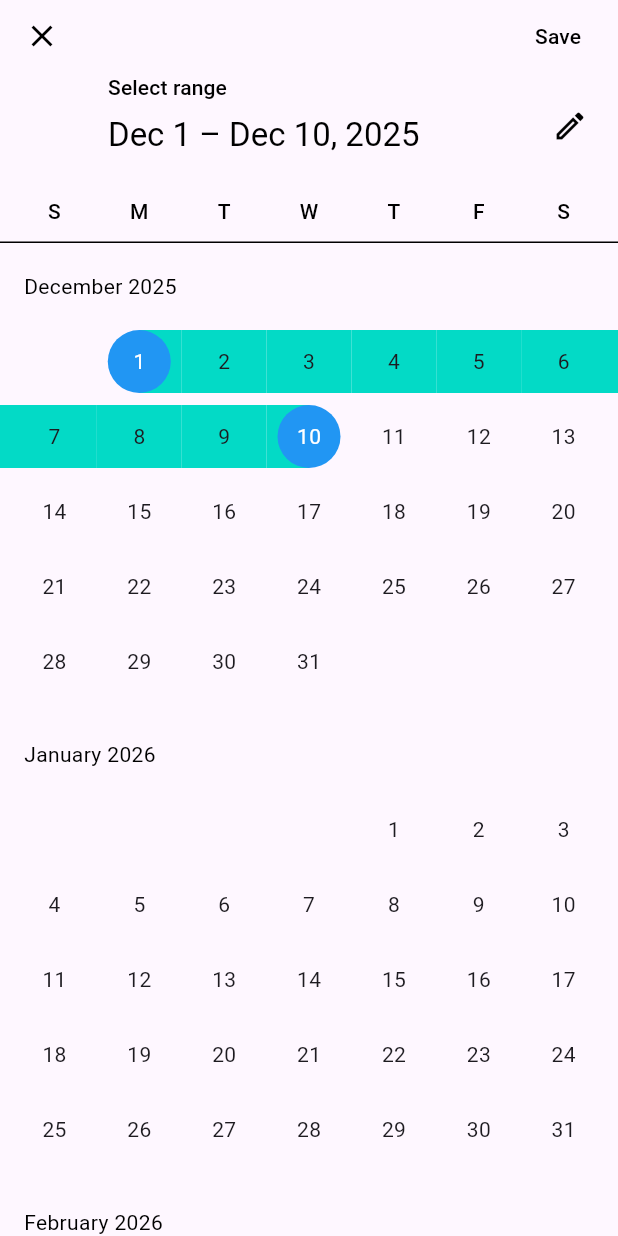
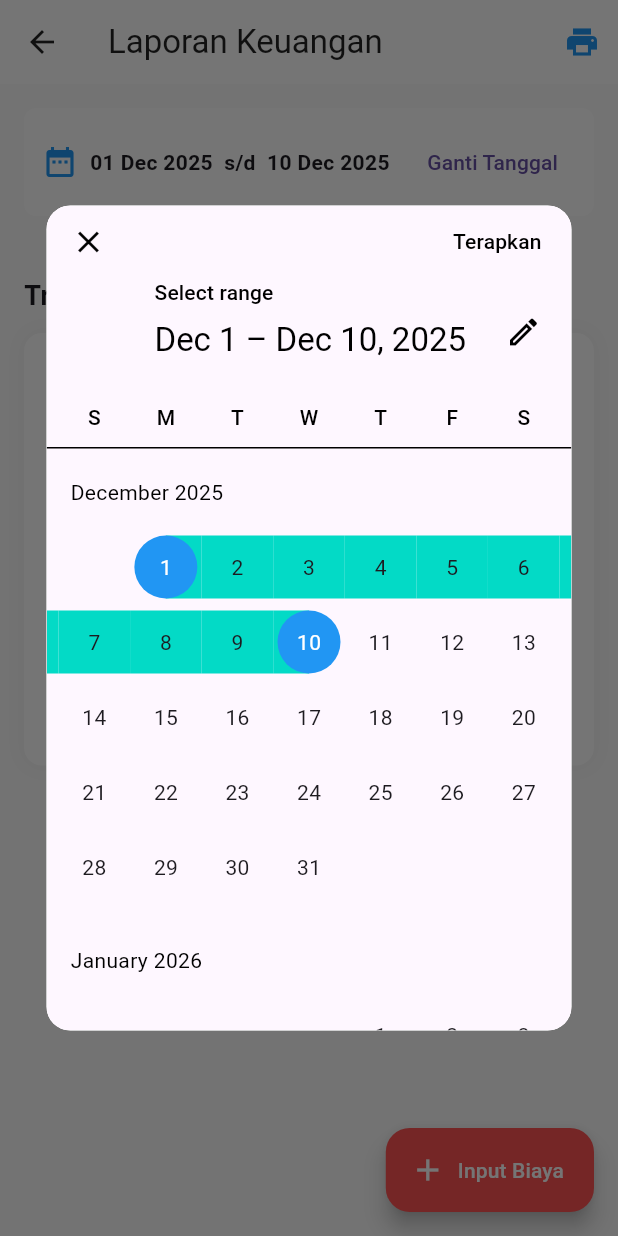
Before and after one commit to Suhardianto-Rimanda/SIMProject-Mobile, a Flutter app: the FinancePage screen opened directly, after a tap on "Ganti Tanggal", on a phone screen of 412 x 824 dp. Run offline on Flutter 3.47's test engine with Material 3 defaults, Android fonts, the phone set to English and light mode, and no system bars; our stand-ins replace fl_chart, flutter_dotenv, pdf, printing, shared_preferences; accounts and stored records are empty; network calls fail.

Commit message:
Admin - Minor Update Finance Feature

```diff
--- a/lib/pages/admin/finance_page.dart
+++ b/lib/pages/admin/finance_page.dart
@@ -163,20 +163,39 @@ class _FinancePageState extends State<FinancePage> {
     );
   }
 
-  // ... (Kode _selectDateRange, _showAddExpenseDialog tetap SAMA) ...
   Future<void> _selectDateRange(BuildContext context) async {
     final DateTimeRange? picked = await showDateRangePicker(
       context: context,
       firstDate: DateTime(2020),
       lastDate: DateTime(2030),
       initialDateRange: DateTimeRange(start: _startDate, end: _endDate),
+      saveText: "Terapkan",
+      cancelText: "Batal",
+      barrierColor: Colors.black54, // Latar belakang redup
       builder: (context, child) {
-        return Theme(
-          data: ThemeData.light().copyWith(
-            primaryColor: Colors.blue,
-            colorScheme: const ColorScheme.light(primary: Colors.blue),
+        // --- PERBAIKAN: SingleChildScrollView agar dialog dinamis saat keyboard muncul ---
+        return Center(
+          child: SingleChildScrollView(
+            child: ConstrainedBox(
+              constraints: const BoxConstraints(
+                maxWidth: 350,
+                maxHeight: 550, // Tinggi maksimal dialog
+              ),
+              child: Material(
+                color: Colors.white,
+                borderRadius: BorderRadius.circular(16),
+                clipBehavior: Clip.antiAlias,
+                child: Theme(
+                  data: ThemeData.light().copyWith(
+                    primaryColor: Colors.blue,
+                    colorScheme: const ColorScheme.light(primary: Colors.blue),
+                    dialogBackgroundColor: Colors.white,
+                  ),
+                  child: child!,
+                ),
+              ),
+            ),
           ),
-          child: child!,
         );
       },
     );
@@ -276,6 +295,19 @@ class _FinancePageState extends State<FinancePage> {
     final prov = Provider.of<AdminProvider>(context);
     final currency = NumberFormat.currency(locale: 'id_ID', symbol: 'Rp ', decimalDigits: 0);
 
+    // --- RESPONSIVE LOGIC START ---
+    final size = MediaQuery.of(context).size;
+    final isWideScreen = size.width > 600; // Tablet/Landscape threshold
+
+    // Grid: 4 kolom jika layar lebar, 2 kolom jika layar HP
+    final gridCrossAxisCount = isWideScreen ? 4 : 2;
+    // Ratio: Jika lebar, buat kartu lebih pendek agar rapi
+    final gridChildAspectRatio = isWideScreen ? 1.8 : 1.5;
+
+    // Tinggi Chart: 35% tinggi layar, tapi minimal 250px dan maksimal 450px
+    final chartHeight = (size.height * 0.35).clamp(250.0, 450.0);
+    // --- RESPONSIVE LOGIC END ---
+
     return Scaffold(
       backgroundColor: Colors.grey[50],
       appBar: AppBar(
@@ -284,7 +316,6 @@ class _FinancePageState extends State<FinancePage> {
         foregroundColor: Colors.black87,
         elevation: 0,
         actions: [
-          // TOMBOL CETAK PDF
           IconButton(
             icon: const Icon(Icons.print, color: Colors.blue),
             tooltip: "Cetak e-Statement",
@@ -328,15 +359,15 @@ class _FinancePageState extends State<FinancePage> {
               ),
               const SizedBox(height: 16),
 
-              // --- BAGIAN 1: KARTU RINGKASAN (GRID) ---
+              // --- BAGIAN 1: KARTU RINGKASAN (RESPONSIVE GRID) ---
               if (prov.profitLoss != null)
                 GridView.count(
-                  crossAxisCount: 2,
+                  crossAxisCount: gridCrossAxisCount, // Dinamis
                   crossAxisSpacing: 12,
                   mainAxisSpacing: 12,
                   shrinkWrap: true,
                   physics: const NeverScrollableScrollPhysics(),
-                  childAspectRatio: 1.5,
+                  childAspectRatio: gridChildAspectRatio, // Dinamis
                   children: [
                     _buildFinanceCard("LABA BERSIH", currency.format(prov.profitLoss!.netProfit), Colors.green),
                     _buildFinanceCard("TOTAL OMSET", currency.format(prov.profitLoss!.revenue), Colors.blue),
@@ -347,11 +378,11 @@ class _FinancePageState extends State<FinancePage> {
 
               const SizedBox(height: 24),
 
-              // --- BAGIAN 2: GRAFIK PENJUALAN ---
+              // --- BAGIAN 2: GRAFIK PENJUALAN (RESPONSIVE HEIGHT) ---
               const Text("Tren Penjualan Harian", style: TextStyle(fontSize: 18, fontWeight: FontWeight.bold)),
               const SizedBox(height: 12),
               Container(
-                height: 300,
+                height: chartHeight, // Dinamis
                 padding: const EdgeInsets.only(right: 16, top: 24, bottom: 12),
                 decoration: BoxDecoration(
                   color: Colors.white,
```
